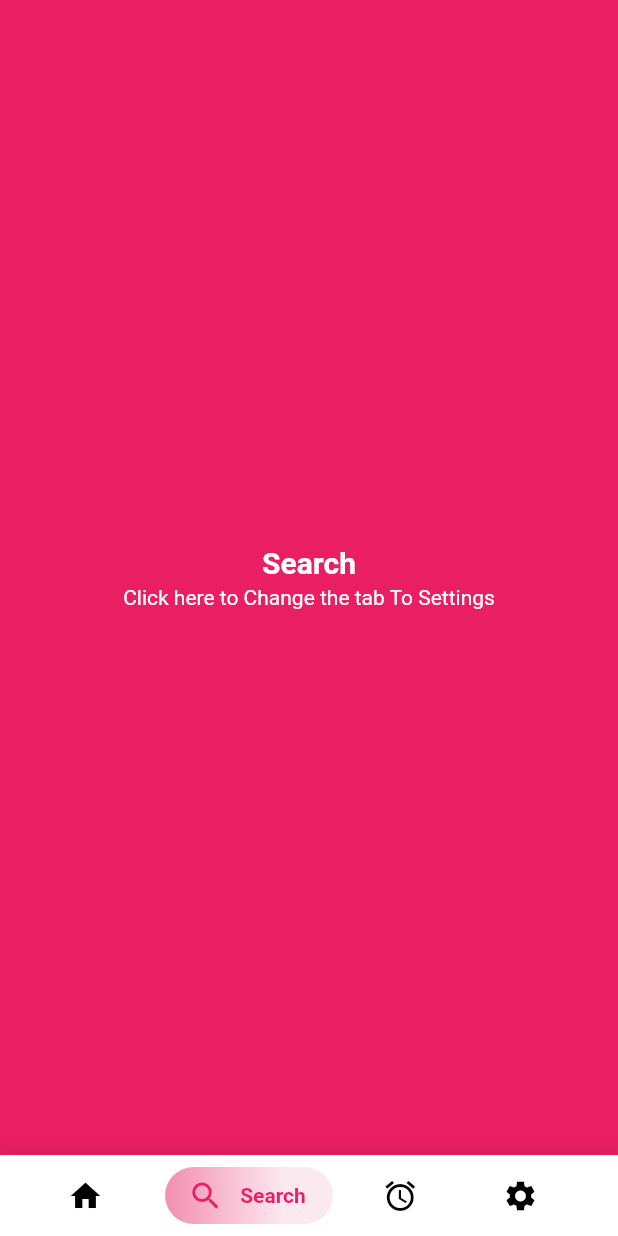
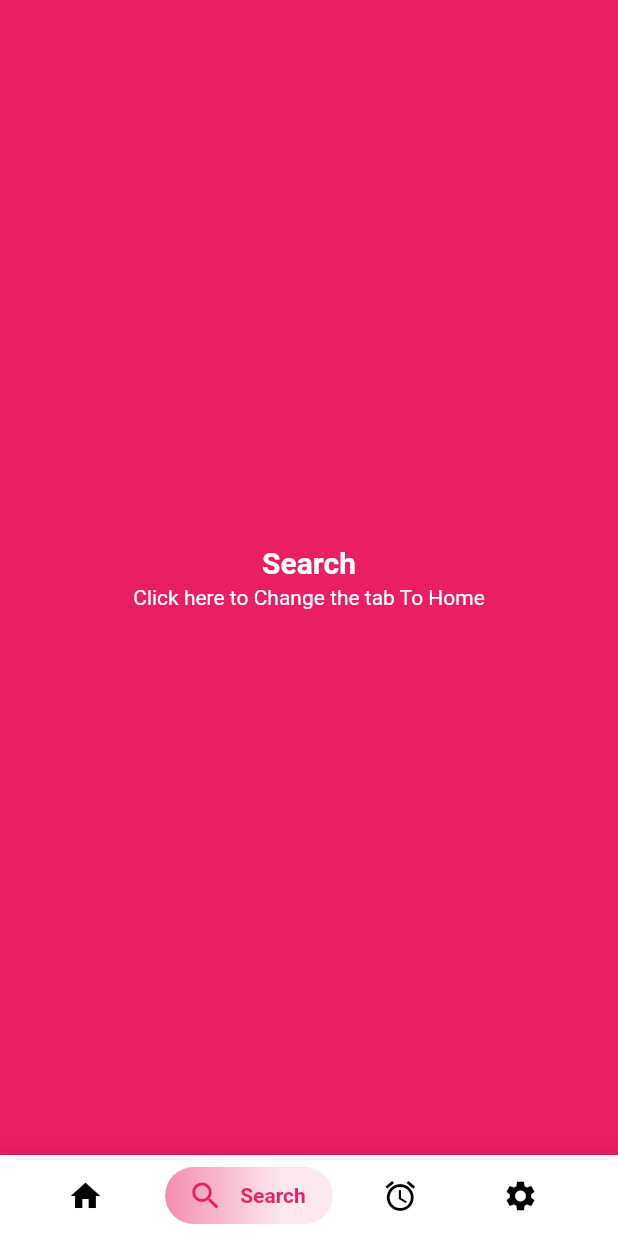
Before and after one commit to kushalmahapatro/cuberto_bottom_bar, a Flutter app: the screen it shows after launch, item 2 of the bottom bar chosen, on a phone screen of 412 x 824 dp. Run offline on Flutter 3.47's test engine with Material 2 defaults, Android fonts, the light colour scheme and no system bars.

Commit message:
Key added to TabItem

```diff
--- a/example/lib/main.dart
+++ b/example/lib/main.dart
@@ -25,6 +25,7 @@ class MyApp extends StatelessWidget {
 class MyHomePage extends StatefulWidget {
   MyHomePage({Key key, this.title}) : super(key: key);
   final String title;
+
   @override
   _MyHomePageState createState() => _MyHomePageState();
 }
@@ -34,7 +35,7 @@ class _MyHomePageState extends State<MyHomePage>
   int currentPage;
   Color currentColor = Colors.deepPurple;
   Color inactiveColor = Colors.black;
-  TabController tabBarController;
+  PageController tabBarController;
   List<Tabs> tabs = new List();
 
   @override
@@ -53,19 +54,13 @@ class _MyHomePageState extends State<MyHomePage>
         Tabs(Icons.alarm, "Alarm", Colors.amber, getGradient(Colors.amber)));
     tabs.add(Tabs(
         Icons.settings, "Settings", Colors.teal, getGradient(Colors.teal)));
-    tabBarController =
-        new TabController(initialIndex: currentPage, length: 4, vsync: this);
+    tabBarController = new PageController(initialPage: 0);
   }
 
   @override
   Widget build(BuildContext context) {
-    return Scaffold(
-      body: TabBarView(
-          controller: tabBarController,
-          physics: NeverScrollableScrollPhysics(),
-          children: {2, 3, 1, 0}
-              .map(
-                (index) => Container(
+    Widget tabView({int destinationIndex}) {
+      return Container(
           decoration: BoxDecoration(color: tabs[currentPage].color),
           child: InkWell(
               child: Center(
@@ -83,22 +78,30 @@ class _MyHomePageState extends State<MyHomePage>
                   SizedBox(height: 4),
                   Text(
                     "Click here to Change the tab To " +
-                                tabs[index].title,
+                        tabs[destinationIndex].title,
                     textAlign: TextAlign.center,
-                            style:
-                                TextStyle(color: Colors.white, fontSize: 14.0),
+                    style: TextStyle(color: Colors.white, fontSize: 14.0),
                   ),
                 ],
               )),
               onTap: () {
                 setState(() {
-                          currentPage = index;
-                          tabBarController.animateTo(currentPage);
+                  currentPage = destinationIndex;
+                  tabBarController.jumpToPage(currentPage);
                 });
-                      }),
-                ),
-              )
-              .toList()),
+              }));
+    }
+
+    return Scaffold(
+      body: PageView(
+          controller: tabBarController,
+          physics: NeverScrollableScrollPhysics(),
+          children: <Widget>[
+            tabView(destinationIndex: 3),
+            tabView(destinationIndex: 0),
+            tabView(destinationIndex: 1),
+            tabView(destinationIndex: 2)
+          ]),
       drawer: new Container(
           width: 250.0,
           margin: EdgeInsets.only(bottom: 60.0),
@@ -114,11 +117,13 @@ class _MyHomePageState extends State<MyHomePage>
             children: <Widget>[Text("Hello"), Text("World")],
           )),
       bottomNavigationBar: CubertoBottomBar(
+        key: Key("BottomBar"),
         inactiveIconColor: inactiveColor,
         tabStyle: CubertoTabStyle.STYLE_FADED_BACKGROUND,
         selectedTab: currentPage,
         tabs: tabs
             .map((value) => TabData(
+                key: Key(value.title),
                 iconData: value.icon,
                 title: value.title,
                 tabColor: value.color,
@@ -126,8 +131,8 @@ class _MyHomePageState extends State<MyHomePage>
             .toList(),
         onTabChangedListener: (position, title, color) {
           setState(() {
-            tabBarController.animateTo(position);
             currentPage = position;
+            tabBarController.jumpToPage(position);
           });
         },
       ),
--- a/lib/cuberto_bottom_bar.dart
+++ b/lib/cuberto_bottom_bar.dart
@@ -29,7 +29,7 @@ class CubertoBottomBar extends StatefulWidget {
   /// [BorderRadius] to add border to the bottom bar.
   final BorderRadius barBorderRadius;
 
-  /// This int value is used to programtically change the index of the tabs
+  /// This int value is used to programmatically change the index of the tabs
   final int selectedTab;
 
   /// To add a navgation drawer of [CubertoDrawer] type
@@ -73,26 +73,21 @@ class CubertoBottomBarState extends State<CubertoBottomBar>
     with TickerProviderStateMixin, RouteAware {
   IconData nextIcon = Icons.search;
   IconData activeIcon = Icons.search;
-
   int currentSelected = 0;
   double _circleAlignX = 0;
-
   Color circleColor;
   Color activeIconColor;
   Color inactiveIconColor;
   Color barBackgroundColor;
   Color textColor;
   Color tabColor;
-
   CubertoDrawerStyle drawerStyle;
   CubertoTabStyle tabStyle;
-
   Icon drawerIcon;
 
   @override
   void didChangeDependencies() {
     super.didChangeDependencies();
-
     activeIcon = widget.tabs[currentSelected].iconData;
     barBackgroundColor = (widget.barBackgroundColor == null)
         ? (Theme.of(context).brightness == Brightness.dark)
@@ -112,6 +107,7 @@ class CubertoBottomBarState extends State<CubertoBottomBar>
   @override
   void initState() {
     super.initState();
+    // If widget.drawer is null then set CubertoDrawerStyle.NO_DRAWER where no drawer will be added to screen
     if (widget.drawer == null) {
       drawerStyle = CubertoDrawerStyle.NO_DRAWER;
       drawerIcon = Icon(
@@ -140,8 +136,8 @@ class CubertoBottomBarState extends State<CubertoBottomBar>
     _setSelected(widget.tabs[widget.selectedTab ?? 0].key);
   }
 
-  _setSelected(UniqueKey key) {
-    int selected = widget.tabs.indexWhere((tabData) => tabData.key == key);
+  _setSelected(Key key) {
+    int selected = widget.tabs.indexWhere((tabData) => tabData.key.toString() == key.toString());
     if (mounted) {
       setState(() {
         currentSelected = selected;
@@ -153,16 +149,19 @@ class CubertoBottomBarState extends State<CubertoBottomBar>
 
   @override
   Widget build(BuildContext context) {
+    // method to make a particular tab selected
     _setSelected(widget.tabs[widget.selectedTab].key);
     void _handleDrawerButton() {
       Scaffold.of(context).openDrawer();
     }
 
+    // method to handle the drawer button
     void _handleDrawerButtonEnd() {
       Scaffold.of(context).openEndDrawer();
     }
 
     Widget actions;
+    // set action as drawerStyle
     if (drawerStyle != CubertoDrawerStyle.NO_DRAWER) {
       actions = IconButton(
         icon: drawerIcon,
@@ -171,7 +170,9 @@ class CubertoBottomBarState extends State<CubertoBottomBar>
             : _handleDrawerButton,
         tooltip: MaterialLocalizations.of(context).openAppDrawerTooltip,
       );
-    } else {
+    }
+    // when no drawerStyle is set then a blank Container is set as action
+    else {
       actions = Container();
     }
     return Stack(
@@ -218,10 +219,9 @@ class CubertoBottomBarState extends State<CubertoBottomBar>
         crossAxisAlignment: CrossAxisAlignment.center,
         children: tabs
             .map((t) =>
-                // tabStyle == CubertoTabStyle.STYLE_NORMAL ?
                 TabItem(
+                  key: t.key,
                   tabStyle: tabStyle,
-                  uniqueKey: t.key,
                   selected: t.key == tabs[currentSelected].key,
                   iconData: t.iconData,
                   title: t.title,
@@ -231,15 +231,11 @@ class CubertoBottomBarState extends State<CubertoBottomBar>
                   tabColor: t.tabColor == null ? inactiveIconColor : t.tabColor,
                   borderRadius: t.borderRadius,
                   callbackFunction: (uniqueKey) {
-                    widget.onTabChangedListener(
-                        currentSelected,
-                        widget.tabs[currentSelected].title,
-                        widget.tabs[currentSelected].tabColor);
                     int selected =
-                        tabs.indexWhere((tabData) => tabData.key == uniqueKey);
-                    onTabChangedListener(selected, t.title, inactiveIconColor);
+                        tabs.indexWhere((tabData) => tabData.key.toString() == uniqueKey.toString());
                     _setSelected(uniqueKey);
                     _initAnimationAndStart(_circleAlignX, 1);
+                    onTabChangedListener(selected, t.title, inactiveIconColor);
                   },
                 ))
             .toList(),
@@ -292,31 +288,53 @@ class CubertoBottomBarState extends State<CubertoBottomBar>
 }
 
 class TabData {
+  /// This iconData will be used in the Tab
+  IconData iconData;
+
+  /// This string will be used as the text inside the Tab
+  String title;
+
+  /// This onclick function to be called when clicked on Tab
+  Function onclick;
+
+  /// This color is set as the background color of the Tab
+  Color tabColor;
+
+  /// This gradient color is used a the background gradient of the Tab
+  Gradient tabGradient;
+
+  /// This borderRadius is used as the the borderRadius of the Tab
+  BorderRadius borderRadius;
+
+  /// This key is used as unique value to the Tab (if not set default UniqueKey will be added to the Tab)
+  Key key;
+
+
   TabData(
       {@required this.iconData,
       @required this.title,
       this.onclick,
       this.tabColor,
       this.borderRadius,
-      this.tabGradient});
+      this.tabGradient,
+      this.key }) { key = key == null ?  UniqueKey() : key;}
 
-  IconData iconData;
-  String title;
-  Function onclick;
-  Color tabColor;
-  Gradient tabGradient;
 
-  final UniqueKey key = UniqueKey();
-  final BorderRadius borderRadius;
 }
 
 class CubertoDrawer {
+
+  /// This icon will be used as the drawer icon
   final Icon icon;
+
+  /// This style will be used to decide where the drawer icon will be placed
   final CubertoDrawerStyle style;
 
   const CubertoDrawer({this.icon, this.style});
 }
 
+/// enum to set teh drawer position
 enum CubertoDrawerStyle { START_DRAWER, END_DRAWER, NO_DRAWER }
 
+/// enum to set the tab style
 enum CubertoTabStyle { STYLE_NORMAL, STYLE_FADED_BACKGROUND }
--- a/lib/internal/tab_item.dart
+++ b/lib/internal/tab_item.dart
@@ -9,9 +9,50 @@ const double ALPHA_OFF = 0;
 const double ALPHA_ON = 1;
 
 class TabItem extends StatefulWidget {
+  /// This title is used in the Tab as text
+  final String title;
+
+  /// This icon is used as Tab icon
+  final IconData iconData;
+
+  /// This bool is used to know if the respective tab is selected or not
+  final bool selected;
+
+  /// This callbackFunction is called when the Tab is clicked
+  final Function(Key uniqueKey) callbackFunction;
+
+  /// This color is used fot the text inside the Tab
+  final Color textColor;
+
+  /// This color is used as the icon color of the Tab
+  final Color iconColor;
+
+  /// This color is used as the Tab background color
+  final Color tabColor;
+
+  /// This gradient is used a the background gradient color of the Tab
+  final Gradient backGroundGradientColor;
+
+  /// This radius is used the borderRadius of the Tab
+  final BorderRadius borderRadius;
+
+  /// This value is used to YAlignment of the icon of the Tab
+  final double iconYAlign = ICON_ON;
+
+  /// This value is used to YAlignment of the text of the Tab
+  final double textYAlign = TEXT_OFF;
+
+  /// This value is used as the alpha of the icon of the Tab
+  final double iconAlpha = ALPHA_ON;
+
+  /// This value is used as a GlobalKey of the Tab
+  final GlobalKey stickyKey = GlobalKey();
+
+  /// This style is used to set the tabStyle
+  final CubertoTabStyle tabStyle;
+
   TabItem(
-      {@required this.uniqueKey,
-      @required this.selected,
+      {@required this.selected,
       @required this.iconData,
       @required this.title,
       @required this.callbackFunction,
@@ -20,24 +61,10 @@ class TabItem extends StatefulWidget {
       @required this.tabColor,
       this.borderRadius,
       this.backGroundGradientColor,
-      this.tabStyle});
+      this.tabStyle,
+      Key key})
+      : super(key: key);
 
-  final UniqueKey uniqueKey;
-  final String title;
-  final IconData iconData;
-  final bool selected;
-  final Function(UniqueKey uniqueKey) callbackFunction;
-  final Color textColor;
-  final Color iconColor;
-  final Color tabColor;
-  final Gradient backGroundGradientColor;
-  final BorderRadius borderRadius;
-
-  final double iconYAlign = ICON_ON;
-  final double textYAlign = TEXT_OFF;
-  final double iconAlpha = ALPHA_ON;
-  final GlobalKey stickyKey = GlobalKey();
-  final CubertoTabStyle tabStyle;
 
   @override
   _TabItemState createState() => _TabItemState();
@@ -79,7 +106,6 @@ class _TabItemState extends State<TabItem> {
         padding: EdgeInsets.fromLTRB(15.0, 7.0, 15.0, 7.0),
         duration: Duration(milliseconds: ANIM_DURATION),
         decoration: BoxDecoration(
-            // color: widget.backGroundGradientColor != null ? Colors.transparent : finalColor,
             gradient: backGradient,
             borderRadius:
                 widget.borderRadius ?? BorderRadius.all(Radius.circular(20.0))),
@@ -114,7 +140,8 @@ class _TabItemState extends State<TabItem> {
         ),
       ),
       onTap: () {
-        widget.callbackFunction(widget.uniqueKey);
+        /// Callback called when the Tab is clicked
+        widget.callbackFunction(widget.key);
       },
     );
   }
--- a/pubspec.yaml
+++ b/pubspec.yaml
@@ -1,6 +1,6 @@
 name: cuberto_bottom_bar
 description: An animated bottom navigation bar supporting drawer icon at start or end or can be used with the drawer icon and is provided with 2 different styles.
-version: 1.1.1+2
+version: 1.1.2+3
 homepage: https://github.com/kushalmahapatro/cuberto_bottom_bar
 
 environment:
```
Also changed, not shown: example/pubspec.lock, pubspec.lock, 21 other files. Lines whose indentation alone changed are shown as unchanged.
